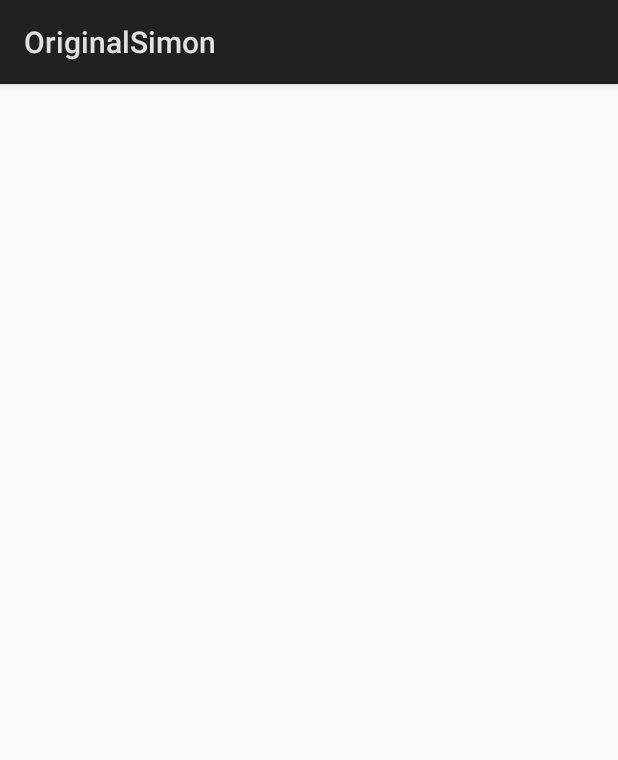
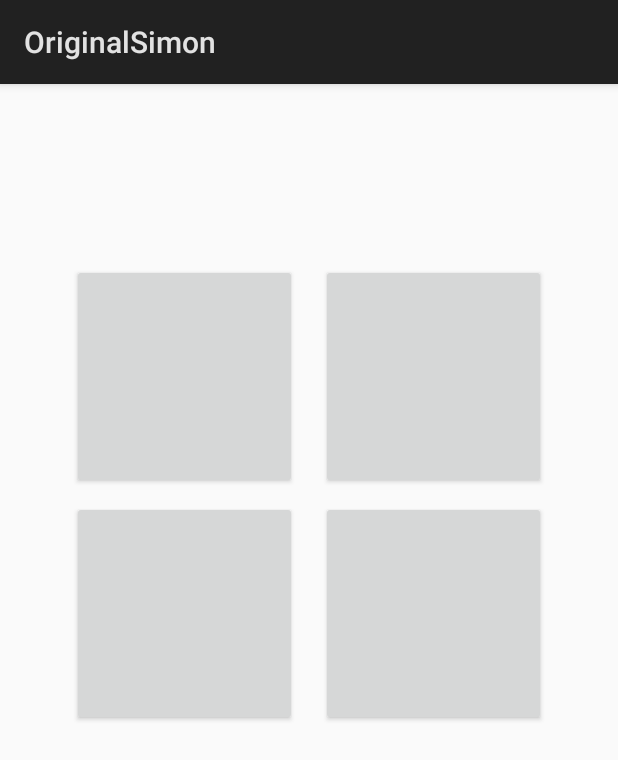
Before and after one commit to Larmstrong1626/Assignment_2, an Android app: the OriginalSimon screen opened directly, with no data from a screen before it, on a phone screen of 412 x 824 dp. Shown: the top 760 px of the screen. Run offline under Robolectric (Android 15) with nearby library versions, the phone set to English and light mode, and no system bars.

Commit message:
SImon Layout

```diff
--- a/app/src/main/res/layout/activity_original_simon.xml
+++ b/app/src/main/res/layout/activity_original_simon.xml
@@ -6,4 +6,43 @@
     android:layout_height="match_parent"
     tools:context=".OriginalSimon">
 
+    <Button
+        android:id="@+id/button2"
+        android:layout_width="150dp"
+        android:layout_height="150dp"
+        android:layout_marginEnd="8dp"
+        android:layout_marginTop="120dp"
+        app:layout_constraintEnd_toStartOf="@+id/guideline2"
+        app:layout_constraintTop_toTopOf="parent" />
+
+    <Button
+        android:id="@+id/button3"
+        android:layout_width="150dp"
+        android:layout_height="150dp"
+        android:layout_marginStart="8dp"
+        app:layout_constraintStart_toStartOf="@+id/guideline2"
+        app:layout_constraintTop_toTopOf="@+id/button2" />
+
+    <Button
+        android:id="@+id/button4"
+        android:layout_width="150dp"
+        android:layout_height="150dp"
+        android:layout_marginTop="8dp"
+        app:layout_constraintEnd_toEndOf="@+id/button2"
+        app:layout_constraintTop_toBottomOf="@+id/button2" />
+
+    <Button
+        android:id="@+id/button5"
+        android:layout_width="150dp"
+        android:layout_height="150dp"
+        app:layout_constraintStart_toStartOf="@+id/button3"
+        app:layout_constraintTop_toTopOf="@+id/button4" />
+
+    <android.support.constraint.Guideline
+        android:id="@+id/guideline2"
+        android:layout_width="wrap_content"
+        android:layout_height="wrap_content"
+        android:orientation="vertical"
+        app:layout_constraintGuide_percent=".5" />
+
 </android.support.constraint.ConstraintLayout>
```
